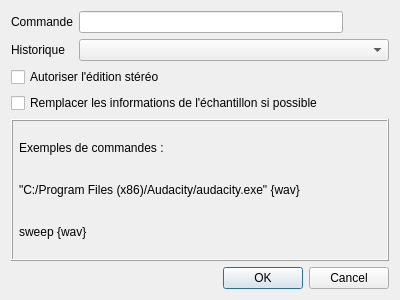
This is sources/editor/tools/external_command/toolexternalcommand_gui.ui in davy7125/polyphone as Qt 5 draws it before an edit. The edited form follows.
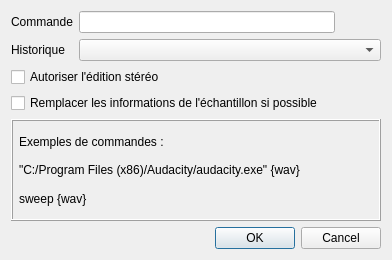
This is the edited form. Icons and pictures are not drawn.

```diff
--- a/sources/editor/tools/external_command/toolexternalcommand_gui.ui
+++ b/sources/editor/tools/external_command/toolexternalcommand_gui.ui
@@ -6,8 +6,8 @@
    <rect>
     <x>0</x>
     <y>0</y>
-    <width>400</width>
-    <height>300</height>
+    <width>392</width>
+    <height>260</height>
    </rect>
   </property>
   <property name="windowTitle">
```
Left out of the diff: 2 changed lines with no effect on the pictures.
